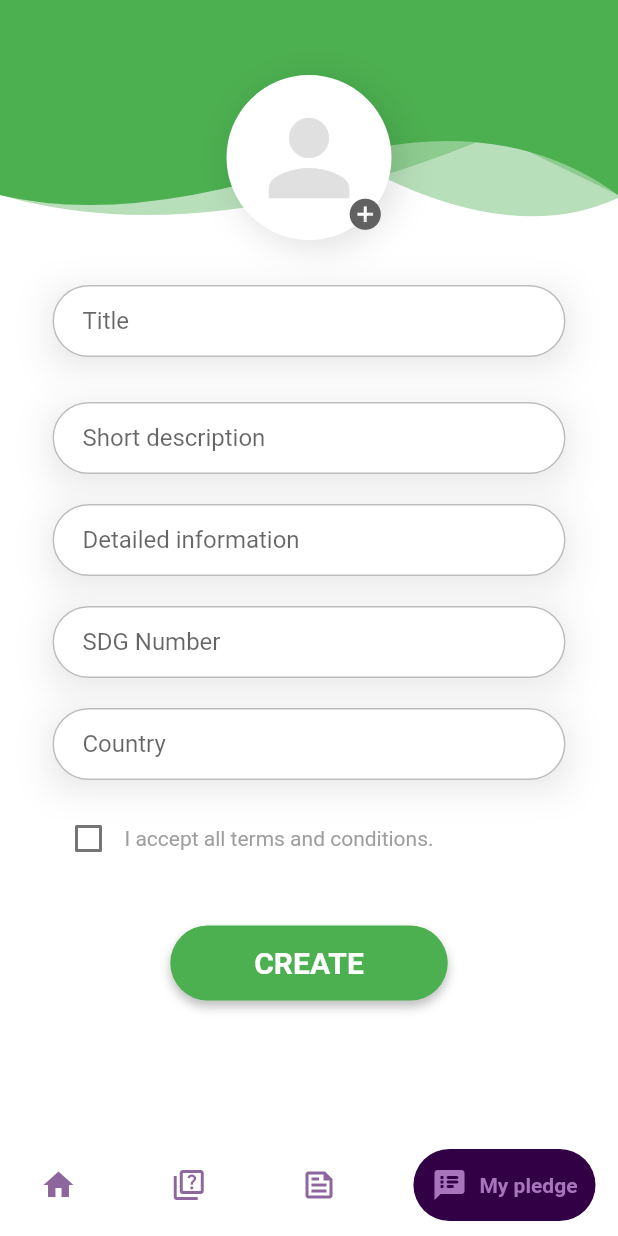
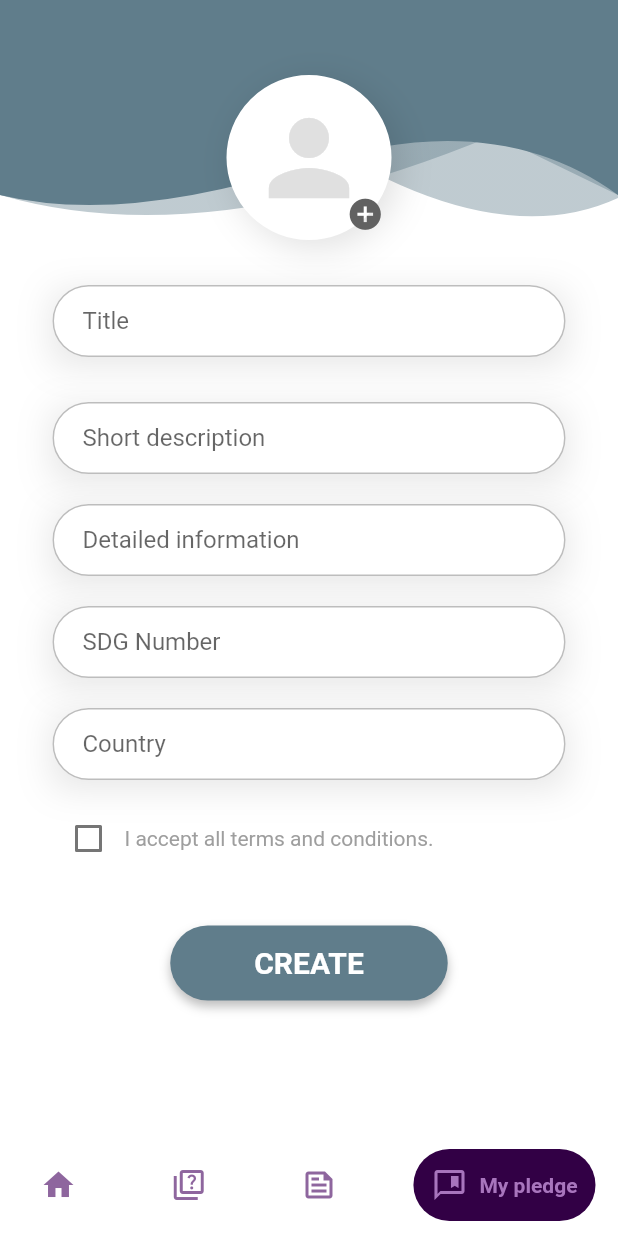
Before and after one commit to CKanja/ImpactChain, a Flutter app: the screen it shows once a user with an empty profile is signed in, item 4 of the bottom bar chosen, on a phone screen of 412 x 824 dp. Run offline on Flutter 3.47's test engine with Material 2 defaults, Android fonts, the phone set to English and light mode, and no system bars; drawn by our look-alikes of google_nav_bar; our stand-ins replace email_validator, firebase_auth, firebase_core, font_awesome_flutter, hexcolor; accounts and stored records are empty.

Commit message:
minor changes to bottom nav bar

```diff
--- a/lib/bottomnav.dart
+++ b/lib/bottomnav.dart
@@ -1,4 +1,4 @@
-// ignore_for_file: prefer_const_constructors
+// ignore_for_file: prefer_const_constructors, prefer_const_literals_to_create_immutables
 
 import 'package:google_nav_bar/google_nav_bar.dart';
 
@@ -46,7 +46,7 @@ class _bottomNavState extends State<bottomNav> {
                     text: 'SDG Quiz'),
             GButton(icon: Icons.feed_outlined, text: 'Feed'),
 
-            GButton(icon: Icons.speaker_notes_rounded, text: 'My pledge'),
+            GButton(icon: Icons.comment_bank_outlined, text: 'My pledge'),
           ],
           selectedIndex: _selectedIndex,
             onTabChange: (index) {
--- a/lib/main.dart
+++ b/lib/main.dart
@@ -32,7 +32,7 @@ class MyApp extends StatelessWidget {
       navigatorKey: navigatorKey,
       debugShowCheckedModeBanner: false,
       theme: ThemeData(
-        primarySwatch: Colors.green,
+      primarySwatch: Colors.blueGrey,
       ),
       // home: Scaffold(
       //   body: Column(
--- a/lib/profile_page.dart
+++ b/lib/profile_page.dart
@@ -1,5 +1,6 @@
 // ignore_for_file: depend_on_referenced_packages
 
+import 'package:firebase_auth/firebase_auth.dart';
 import 'package:flutter/cupertino.dart';
 import 'package:flutter/material.dart';
 import 'package:flutter/services.dart';
@@ -203,7 +204,8 @@ class _ProfilePageState extends State<ProfilePage> {
                       color: Theme.of(context).accentColor),
                 ),
                 onTap: () {
-                  SystemNavigator.pop();
+                  //SystemNavigator.pop();
+                  FirebaseAuth.instance.signOut();
                 },
               ),
             ],
--- a/lib/quiz.dart
+++ b/lib/quiz.dart
@@ -81,7 +81,7 @@ class QuizWidgetState extends State<QuizWidget> {
     return MaterialApp(
       debugShowCheckedModeBanner: false,
       theme: ThemeData(
-        primarySwatch: Colors.green,
+        primarySwatch: Colors.blueGrey,
       ),
       home: Scaffold(
           appBar: AppBar(
```
